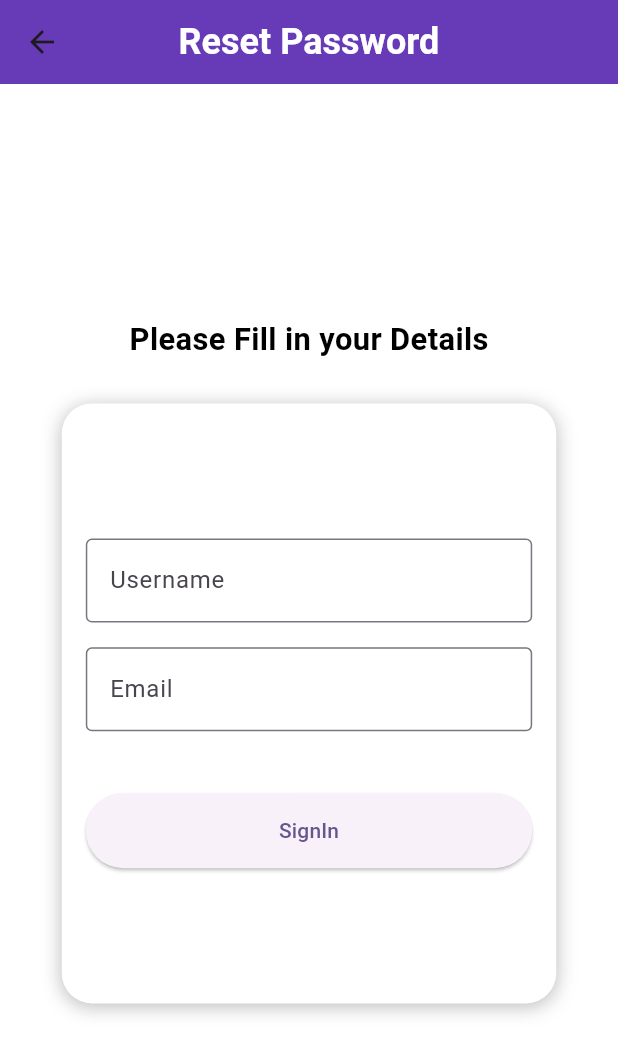
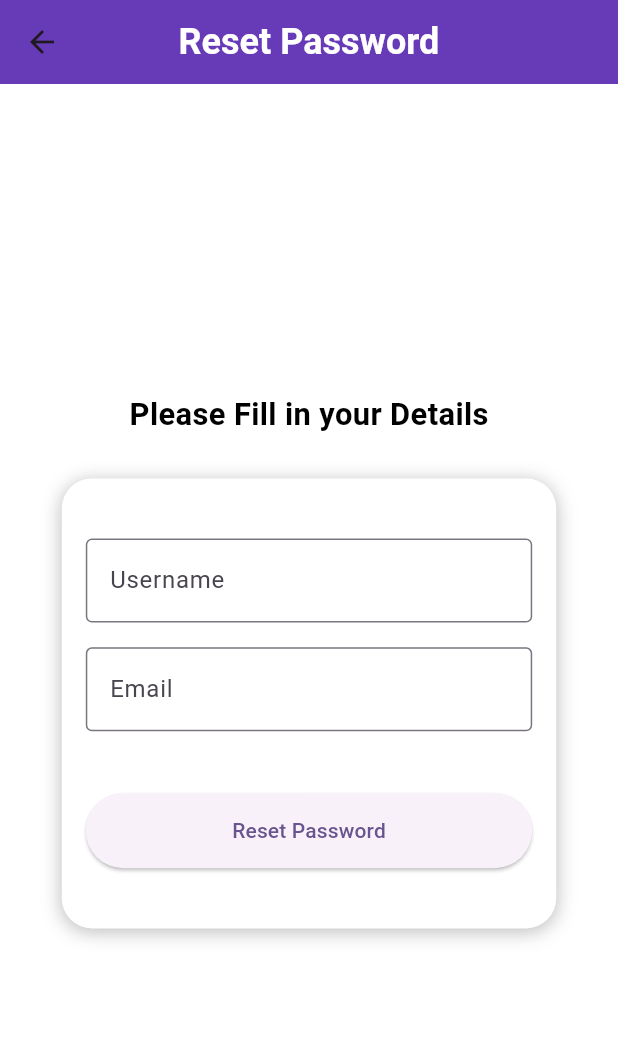
Before and after one commit to vine-6000/Learningfirebase, a Flutter app: the Forgotpassword screen opened by its route, on a phone screen of 412 x 824 dp. Shown: the top 1054 px of the screen. Run offline on Flutter 3.47's test engine with Material 3 defaults, Android fonts, the phone set to English and light mode, and no system bars; drawn by our look-alikes of auto_size_text; our stand-ins replace awesome_dialog, device_preview, firebase_auth, firebase_core, google_fonts; accounts and stored records are empty; Roboto replaces fonts that are missing (Aboreto).

Commit message:
Edited the size and format for the reset password page

```diff
--- a/lib/LogInSystem/ForgotPassword.dart
+++ b/lib/LogInSystem/ForgotPassword.dart
@@ -141,12 +141,12 @@ class _ForgotpasswordState extends State<Forgotpassword> {
                 constraints: BoxConstraints(
                   minWidth: 200,
                   maxWidth: 700,
-                  minHeight: 400,
+                  minHeight: 300,
                   maxHeight: 500,
                 ),
                 child: Container(
                   width: MediaQuery.of(context).size.width * 0.8,
-                  height: MediaQuery.of(context).size.height * 0.33,
+                  height: MediaQuery.of(context).size.width * 0.30,
                   decoration: BoxDecoration(
                     color: Colors.white,
                     borderRadius: BorderRadius.circular(20),
@@ -191,7 +191,7 @@ class _ForgotpasswordState extends State<Forgotpassword> {
                           onPressed: () {
                             //LoginFunction,
                           },
-                          child: Text('SignIn'),
+                          child: Text('Reset Password'),
                           style: ElevatedButton.styleFrom(
                             minimumSize: Size(double.infinity, 50),
                           ),
```
